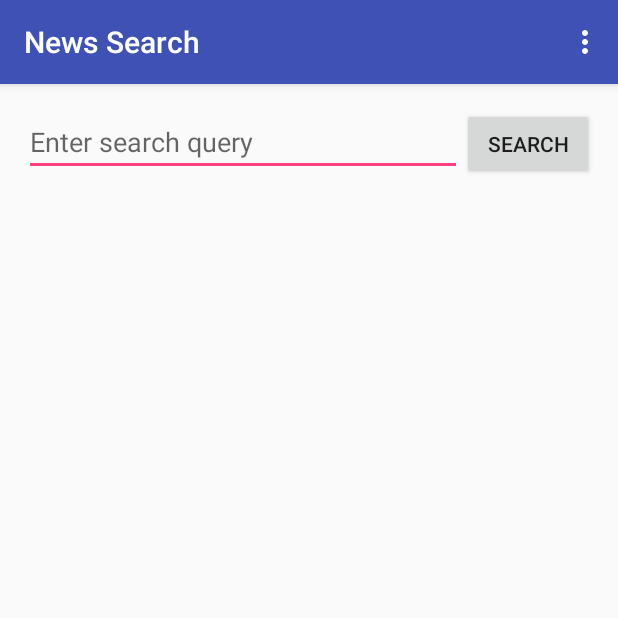
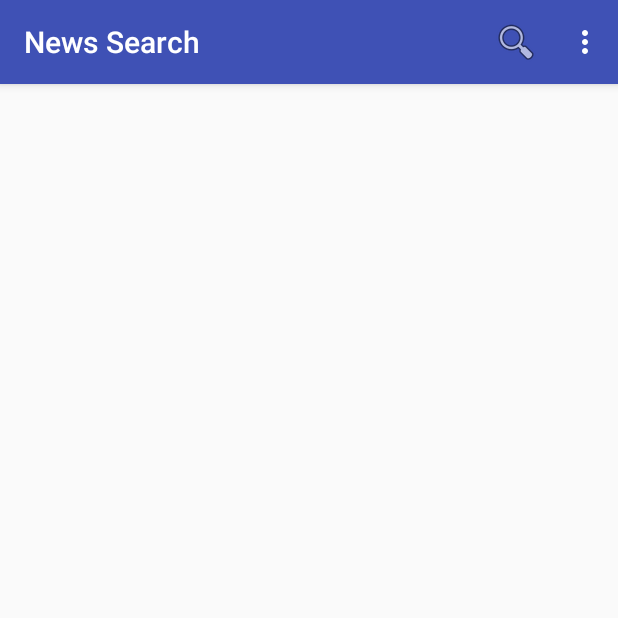
Before and after one commit to vimalathithanr/NewsSearch, an Android app: the screen it shows after launch (SearchActivity), on a phone screen of 412 x 824 dp, the top half of it. Run offline under Robolectric (Android 15) with nearby library versions, the phone set to English and light mode, and no system bars; our stand-ins replace Picasso; libraries missing offline, so code that uses them is left out: com.loopj.android, cz.msebera.android; pictures from the network do not load.

Commit message:
Action bar search view

```diff
--- a/app/src/main/java/com/example/vraja03/newsearch/activities/SearchActivity.java
+++ b/app/src/main/java/com/example/vraja03/newsearch/activities/SearchActivity.java
@@ -1,17 +1,16 @@
 package com.example.vraja03.newsearch.activities;
 
-import android.content.Context;
 import android.content.Intent;
-import android.net.ConnectivityManager;
 import android.os.Bundle;
+import android.support.v4.view.MenuItemCompat;
 import android.support.v7.app.AppCompatActivity;
+import android.support.v7.widget.SearchView;
 import android.support.v7.widget.Toolbar;
 import android.view.Menu;
+import android.view.MenuInflater;
 import android.view.MenuItem;
 import android.view.View;
 import android.widget.AdapterView;
-import android.widget.Button;
-import android.widget.EditText;
 import android.widget.GridView;
 import android.widget.Toast;
 
@@ -38,8 +37,8 @@ import cz.msebera.android.httpclient.Header;
 
 public class SearchActivity extends AppCompatActivity {
 
-    EditText etQuery;
-    Button btnSearch;
+    //EditText etQuery;
+    //Button btnSearch;
     GridView gvResults;
     ArrayList<Article> articles;
     ArticleArrayAdapter adapter;
@@ -55,9 +54,7 @@ public class SearchActivity extends AppCompatActivity {
     }
 
     public void setupViews() {
-        etQuery = (EditText) findViewById(R.id.etQuery);
         gvResults = (GridView) findViewById(R.id.gvResults);
-        btnSearch = (Button) findViewById(R.id.btnSearch);
         articles = new ArrayList<>();
         adapter = new ArticleArrayAdapter(this, articles);
         gvResults.setAdapter(adapter);
@@ -89,7 +86,7 @@ public class SearchActivity extends AppCompatActivity {
         // This method probably sends out a network request and appends new data items to your adapter.
         // Use the offset value and add it as a parameter to your API request to retrieve paginated data.
         // Deserialize API response and then construct new objects to append to the adapter
-        query = etQuery.getText().toString();
+        //query = etQuery.getText().toString();
         AsyncHttpClient client = new AsyncHttpClient();
         String url = "http://api.nytimes.com/svc/search/v2/articlesearch.json";
         RequestParams params = new RequestParams();
@@ -149,8 +146,25 @@ public class SearchActivity extends AppCompatActivity {
 
     @Override
     public boolean onCreateOptionsMenu(Menu menu) {
-        // Inflate the menu; this adds items to the action bar if it is present.
-        getMenuInflater().inflate(R.menu.menu_main, menu);
+        MenuInflater inflater = getMenuInflater();
+        inflater.inflate(R.menu.menu_main, menu);
+        MenuItem searchItem = menu.findItem(R.id.action_search);
+        final SearchView searchView = (SearchView) MenuItemCompat.getActionView(searchItem);
+        searchView.setOnQueryTextListener(new SearchView.OnQueryTextListener() {
+
+            @Override
+            public boolean onQueryTextSubmit(String query) {
+                searchView.clearFocus();
+                onArticleSearch(query);
+                return true;
+            }
+
+            @Override
+            public boolean onQueryTextChange(String newText) {
+                return false;
+            }
+        });
+
         return true;
     }
 
@@ -170,14 +184,14 @@ public class SearchActivity extends AppCompatActivity {
         return true;
     }
 
-    public void onArticleSearch(View view) {
+    public void onArticleSearch(String inQuery) {
 
         Config.context = this;
         if (!NetworkConnection.checkInternetConn(Config.context))
             Toast.makeText(SearchActivity.this, "No Internet Connection", Toast.LENGTH_LONG).show();
 
         articles.clear();
-        query = etQuery.getText().toString();
+        query = inQuery;
 
         if (query == null || query.isEmpty())
             Toast.makeText(SearchActivity.this, "Please enter a search query!", Toast.LENGTH_SHORT).show();
@@ -238,6 +252,4 @@ public class SearchActivity extends AppCompatActivity {
             }
         });
     }
-
-
 }
--- a/app/src/main/res/layout/content_search.xml
+++ b/app/src/main/res/layout/content_search.xml
@@ -12,26 +12,26 @@
     tools:context=".activities.SearchActivity"
     tools:showIn="@layout/activity_search">
 
-    <EditText
-        android:layout_width="wrap_content"
-        android:layout_height="wrap_content"
-        android:id="@+id/etQuery"
-        android:layout_alignParentTop="true"
-        android:layout_alignParentLeft="true"
-        android:layout_alignParentStart="true"
-        android:layout_toLeftOf="@+id/btnSearch"
-        android:layout_toStartOf="@+id/btnSearch"
-        android:hint="@string/hint" />
+    <!--<EditText-->
+        <!--android:layout_width="wrap_content"-->
+        <!--android:layout_height="wrap_content"-->
+        <!--android:id="@+id/etQuery"-->
+        <!--android:layout_alignParentTop="true"-->
+        <!--android:layout_alignParentLeft="true"-->
+        <!--android:layout_alignParentStart="true"-->
+        <!--android:layout_toLeftOf="@+id/btnSearch"-->
+        <!--android:layout_toStartOf="@+id/btnSearch"-->
+        <!--android:hint="@string/hint" />-->
 
-    <Button
-        android:layout_width="wrap_content"
-        android:layout_height="wrap_content"
-        android:text="@string/search"
-        android:id="@+id/btnSearch"
-        android:layout_alignParentTop="true"
-        android:layout_alignParentRight="true"
-        android:layout_alignParentEnd="true"
-        android:onClick="onArticleSearch"/>
+    <!--<Button-->
+        <!--android:layout_width="wrap_content"-->
+        <!--android:layout_height="wrap_content"-->
+        <!--android:text="@string/search"-->
+        <!--android:id="@+id/btnSearch"-->
+        <!--android:layout_alignParentTop="true"-->
+        <!--android:layout_alignParentRight="true"-->
+        <!--android:layout_alignParentEnd="true"-->
+        <!--android:onClick="onArticleSearch"/>-->
 
     <GridView
         android:layout_width="wrap_content"
--- a/app/src/main/res/menu/menu_main.xml
+++ b/app/src/main/res/menu/menu_main.xml
@@ -2,6 +2,15 @@
     xmlns:app="http://schemas.android.com/apk/res-auto"
     xmlns:tools="http://schemas.android.com/tools"
     tools:context=".activities.SearchActivity">
+
+    <item
+        android:id="@+id/action_search"
+        android:icon="@android:drawable/ic_menu_search"
+        android:orderInCategory="5"
+        android:title="Search"
+        app:actionViewClass="android.support.v7.widget.SearchView"
+        app:showAsAction="ifRoom|collapseActionView" />
+
     <item
         android:id="@+id/action_settings"
         android:orderInCategory="100"
```
